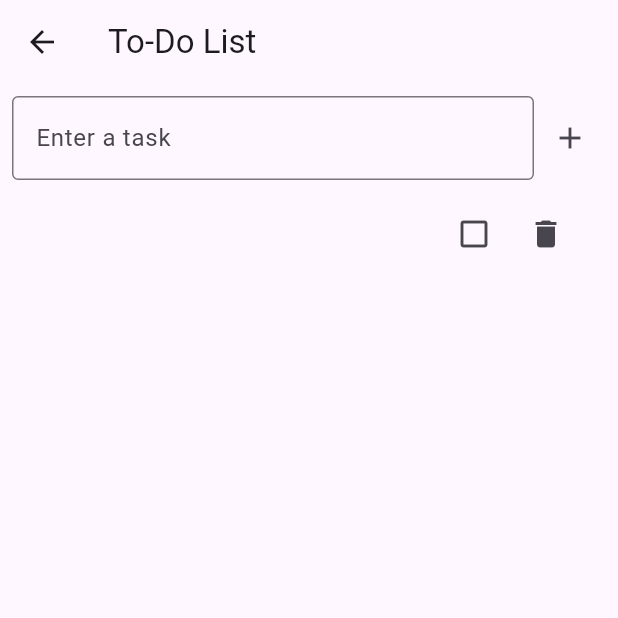
After one commit to Hamza-Ali-14171/flutter_development_project, a Flutter app: the ToDoList screen opened directly, after a tap on the "add" icon, on a phone screen of 412 x 824 dp, the top half of it. The commit adds this screen. Run offline on Flutter 3.47's test engine with Material 3 defaults, Android fonts, the light colour scheme and no system bars; our stand-ins replace get, shared_preferences, sqflite; accounts and stored records are empty; network calls fail.

Commit message:
Initial commit

```diff
--- a/lib/main.dart
+++ b/lib/main.dart
@@ -1,5 +1,7 @@
 import 'package:flutter/material.dart';
+import 'package:get/get_navigation/src/root/get_material_app.dart';
 import 'package:week_1_project/login.dart';
+import 'package:week_1_project/splash_screen.dart';
 
 void main() {
   runApp(const MyApp());
@@ -10,6 +12,7 @@ class MyApp extends StatelessWidget {
 
   @override
   Widget build(BuildContext context) {
-    return const MaterialApp(debugShowCheckedModeBanner: false, home: Login());
+    return const GetMaterialApp(
+        debugShowCheckedModeBanner: false, home: SplashScreen());
   }
 }
--- /dev/null
+++ b/lib/sqlhelper.dart
@@ -0,0 +1,44 @@
+import 'package:sqflite/sqflite.dart' as sql;
+
+class SqlHelper {
+  static Future<void> createTable(sql.Database database) async {
+    await database.execute("""CREATE TABLE ali(
+  id INTEGER PRIMARY KEY AUTOINCREMENT NOT NULL,
+  title TEXT,
+  isCompleted INTEGER NOT NULL)""");
+  }
+
+  static Future<sql.Database> db() async {
+    return sql.openDatabase("my_db", version: 1,
+        onCreate: (sql.Database database, int version) async {
+      await createTable(database);
+    });
+  }
+
+  static Future<int> createData(String title) async {
+    final subhan = await SqlHelper.db();
+    Map<String, dynamic> store = {"title": title, 'isCompleted': 0};
+    final id = await subhan.insert("ali", store);
+    return id;
+  }
+
+  static Future<List<Map<String, dynamic>>> readData() async {
+    final subhan = await SqlHelper.db();
+    final read = await subhan.query("ali", orderBy: "id");
+    return read;
+  }
+
+  static Future<int> updateData(int id, bool isCompleted) async {
+    final subhan = await SqlHelper.db();
+    Map<String, dynamic> store2 = {"isCompleted": isCompleted ? 1 : 0};
+    final update =
+        await subhan.update("ali", store2, where: "id=?", whereArgs: [id]);
+    return update;
+  }
+
+  static Future<int> deleteData(int id) async {
+    final subhan = await SqlHelper.db();
+    final delete = await subhan.delete("ali", where: "id=?", whereArgs: [id]);
+    return delete;
+  }
+}
--- /dev/null
+++ b/lib/to_do_list.dart
@@ -0,0 +1,110 @@
+import 'package:flutter/material.dart';
+import 'package:flutter/widgets.dart';
+import 'package:week_1_project/sqlhelper.dart';
+
+class ToDoList extends StatefulWidget {
+  const ToDoList({super.key});
+
+  @override
+  State<ToDoList> createState() => _ToDoListState();
+}
+
+class _ToDoListState extends State<ToDoList> {
+  TextEditingController title = TextEditingController();
+  List<Map<String, dynamic>> _data = [];
+  @override
+  void initState() {
+    super.initState();
+    _loadData();
+  }
+
+  Future<void> _loadData() async {
+    final data = await SqlHelper.readData();
+    setState(() {
+      _data = data;
+    });
+  }
+
+  Future<void> _addData() async {
+    await SqlHelper.createData(title.text);
+    title.clear();
+    _loadData();
+  }
+
+  Future<void> _updateData(int id, bool isCompleted) async {
+    await SqlHelper.updateData(id, !isCompleted);
+    _loadData();
+  }
+
+  Future<void> _deleteTask(int id) async {
+    await SqlHelper.deleteData(id);
+    _loadData();
+  }
+
+  @override
+  Widget build(BuildContext context) {
+    return Scaffold(
+      appBar: AppBar(title: Text('To-Do List')),
+      body: Column(
+        children: [
+          Padding(
+            padding: const EdgeInsets.all(8.0),
+            child: Row(
+              children: [
+                Expanded(
+                  child: TextField(
+                    controller: title,
+                    decoration: InputDecoration(
+                      hintText: 'Enter a task',
+                      border: OutlineInputBorder(),
+                    ),
+                  ),
+                ),
+                IconButton(
+                  icon: Icon(Icons.add),
+                  onPressed: () => _addData(),
+                ),
+              ],
+            ),
+          ),
+          Expanded(
+            child: ListView.builder(
+              itemCount: _data.length,
+              itemBuilder: (context, index) {
+                final task = _data[index];
+                return ListTile(
+                  title: Text(
+                    task['title'],
+                    style: TextStyle(
+                      decoration: task['isCompleted'] == 1
+                          ? TextDecoration.lineThrough
+                          : TextDecoration.none,
+                    ),
+                  ),
+                  trailing: Row(
+                    mainAxisSize: MainAxisSize.min,
+                    children: [
+                      IconButton(
+                        icon: Icon(
+                          task['isCompleted'] == 1
+                              ? Icons.check_box
+                              : Icons.check_box_outline_blank,
+                        ),
+                        onPressed: () =>
+                            _updateData(task['id'], task['isCompleted'] == 1),
+                      ),
+                      IconButton(
+                        icon: Icon(Icons.delete),
+                        onPressed: () => _deleteTask(task['id']),
+                      ),
+                    ],
+                  ),
+                );
+              },
+            ),
+          ),
+        ],
+      ),
+    );
+  }
+}
--- a/pubspec.yaml
+++ b/pubspec.yaml
@@ -39,6 +39,8 @@ dependencies:
   convert: ^3.1.2
   http: ^1.2.2
   get: ^4.6.6
+  shared_preferences: ^2.3.5
+  sqflite: ^2.4.1
 
 dev_dependencies:
   flutter_test:
```
Also changed, not shown: lib/auth_controller.dart (+28 -2 lines), lib/home_screen.dart (+36 -1 lines), lib/login.dart (+32 -6 lines), lib/profile.dart (added, +57 -0 lines), lib/splash_screen.dart (added, +64 -0 lines), pubspec.lock, 1 other file.
